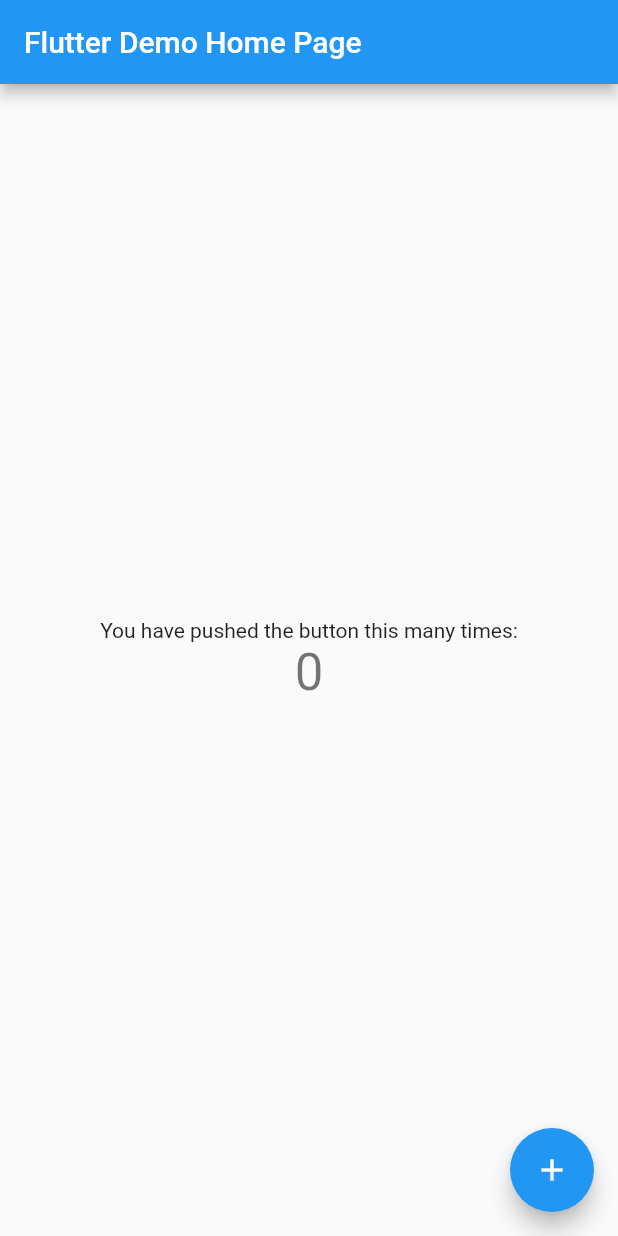
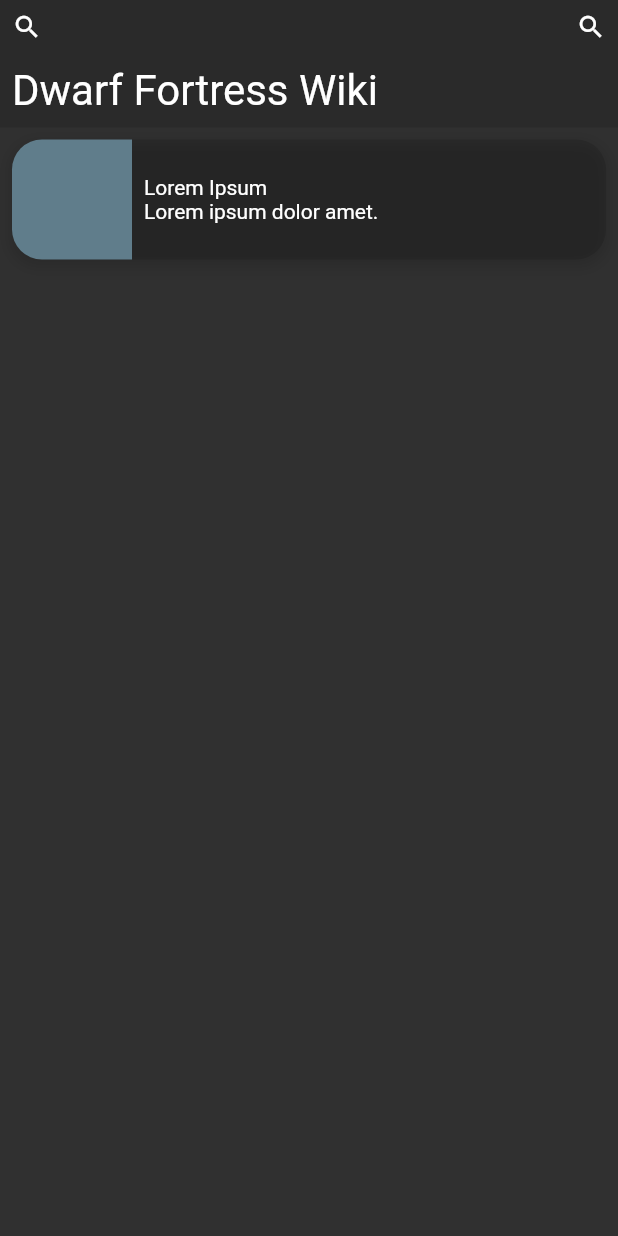
Before and after one commit to PaoloTorregroza/DFWikiMobile, a Flutter app: the screen it shows after launch, on a phone screen of 412 x 824 dp. Run offline on Flutter 3.47's test engine with Material 2 defaults, Android fonts, the phone set to English and light mode, and no system bars; Roboto replaces fonts that are missing (Times New Roman).

Commit message:
Navigation bar components

```diff
--- /dev/null
+++ b/lib/api/api_manager.dart
@@ -0,0 +1 @@
+class ApiManager {}
--- /dev/null
+++ b/lib/components/df_icon_button.dart
@@ -0,0 +1,25 @@
+import 'package:flutter/material.dart';
+
+class DFIconButton extends StatefulWidget {
+  const DFIconButton({Key? key}) : super(key: key);
+
+  @override
+  State<DFIconButton> createState() => _DFIconButtonState();
+}
+
+class _DFIconButtonState extends State<DFIconButton> {
+  @override
+  Widget build(BuildContext context) {
+    return SizedBox(
+      height: 20,
+      width: 20,
+      child: IconButton(
+        padding: const EdgeInsets.all(0.0),
+        icon: const Icon(Icons.search),
+        iconSize: 20,
+        splashRadius: 16,
+        onPressed: () {},
+      ),
+    );
+  }
+}
--- /dev/null
+++ b/lib/components/favorite_card.dart
@@ -0,0 +1,57 @@
+import 'package:flutter/material.dart';
+
+class FavoriteCard extends StatefulWidget {
+  const FavoriteCard({Key? key}) : super(key: key);
+
+  @override
+  State<FavoriteCard> createState() => _FavoriteCardState();
+}
+
+class _FavoriteCardState extends State<FavoriteCard> {
+  @override
+  Widget build(BuildContext context) {
+    return Container(
+      decoration: const BoxDecoration(
+        color: Colors.black12,
+        borderRadius: BorderRadius.all(
+          Radius.circular(20),
+        ),
+        boxShadow: [
+          BoxShadow(
+            color: Colors.black12,
+            spreadRadius: 2,
+            blurRadius: 7,
+            offset: Offset(0, 3),
+          )
+        ],
+      ),
+      child: Row(
+        children: [
+          SizedBox(
+            width: 80,
+            height: 80,
+            child: Container(
+              decoration: const BoxDecoration(
+                color: Colors.blueGrey,
+                borderRadius: BorderRadius.only(
+                  topLeft: Radius.circular(20),
+                  bottomLeft: Radius.circular(20),
+                ),
+              ),
+            ),
+          ),
+          Padding(
+            padding: const EdgeInsets.all(8.0),
+            child: Column(
+              crossAxisAlignment: CrossAxisAlignment.start,
+              children: const [
+                Text('Lorem Ipsum'),
+                Text('Lorem ipsum dolor amet.')
+              ],
+            ),
+          ),
+        ],
+      ),
+    );
+  }
+}
--- a/lib/main.dart
+++ b/lib/main.dart
@@ -1,115 +1,21 @@
+import 'package:df_wiki/pages/home.dart';
 import 'package:flutter/material.dart';
 
 void main() {
-  runApp(const MyApp());
+  runApp(const DFWiki());
 }
 
-class MyApp extends StatelessWidget {
-  const MyApp({Key? key}) : super(key: key);
+class DFWiki extends StatelessWidget {
+  const DFWiki({Key? key}) : super(key: key);
 
-  // This widget is the root of your application.
   @override
   Widget build(BuildContext context) {
     return MaterialApp(
-      title: 'Flutter Demo',
       theme: ThemeData(
-        // This is the theme of your application.
-        //
-        // Try running your application with "flutter run". You'll see the
-        // application has a blue toolbar. Then, without quitting the app, try
-        // changing the primarySwatch below to Colors.green and then invoke
-        // "hot reload" (press "r" in the console where you ran "flutter run",
-        // or simply save your changes to "hot reload" in a Flutter IDE).
-        // Notice that the counter didn't reset back to zero; the application
-        // is not restarted.
-        primarySwatch: Colors.blue,
+        brightness: Brightness.dark,
+        // primaryColor: Colors.white,
       ),
-      home: const MyHomePage(title: 'Flutter Demo Home Page'),
+      home: const DFHome(),
     );
   }
 }
-
-class MyHomePage extends StatefulWidget {
-  const MyHomePage({Key? key, required this.title}) : super(key: key);
-
-  // This widget is the home page of your application. It is stateful, meaning
-  // that it has a State object (defined below) that contains fields that affect
-  // how it looks.
-
-  // This class is the configuration for the state. It holds the values (in this
-  // case the title) provided by the parent (in this case the App widget) and
-  // used by the build method of the State. Fields in a Widget subclass are
-  // always marked "final".
-
-  final String title;
-
-  @override
-  State<MyHomePage> createState() => _MyHomePageState();
-}
-
-class _MyHomePageState extends State<MyHomePage> {
-  int _counter = 0;
-
-  void _incrementCounter() {
-    setState(() {
-      // This call to setState tells the Flutter framework that something has
-      // changed in this State, which causes it to rerun the build method below
-      // so that the display can reflect the updated values. If we changed
-      // _counter without calling setState(), then the build method would not be
-      // called again, and so nothing would appear to happen.
-      _counter++;
-    });
-  }
-
-  @override
-  Widget build(BuildContext context) {
-    // This method is rerun every time setState is called, for instance as done
-    // by the _incrementCounter method above.
-    //
-    // The Flutter framework has been optimized to make rerunning build methods
-    // fast, so that you can just rebuild anything that needs updating rather
-    // than having to individually change instances of widgets.
-    return Scaffold(
-      appBar: AppBar(
-        // Here we take the value from the MyHomePage object that was created by
-        // the App.build method, and use it to set our appbar title.
-        title: Text(widget.title),
-      ),
-      body: Center(
-        // Center is a layout widget. It takes a single child and positions it
-        // in the middle of the parent.
-        child: Column(
-          // Column is also a layout widget. It takes a list of children and
-          // arranges them vertically. By default, it sizes itself to fit its
-          // children horizontally, and tries to be as tall as its parent.
-          //
-          // Invoke "debug painting" (press "p" in the console, choose the
-          // "Toggle Debug Paint" action from the Flutter Inspector in Android
-          // Studio, or the "Toggle Debug Paint" command in Visual Studio Code)
-          // to see the wireframe for each widget.
-          //
-          // Column has various properties to control how it sizes itself and
-          // how it positions its children. Here we use mainAxisAlignment to
-          // center the children vertically; the main axis here is the vertical
-          // axis because Columns are vertical (the cross axis would be
-          // horizontal).
-          mainAxisAlignment: MainAxisAlignment.center,
-          children: <Widget>[
-            const Text(
-              'You have pushed the button this many times:',
-            ),
-            Text(
-              '$_counter',
-              style: Theme.of(context).textTheme.headline4,
-            ),
-          ],
-        ),
-      ),
-      floatingActionButton: FloatingActionButton(
-        onPressed: _incrementCounter,
-        tooltip: 'Increment',
-        child: const Icon(Icons.add),
-      ), // This trailing comma makes auto-formatting nicer for build methods.
-    );
-  }
-}
--- /dev/null
+++ b/lib/pages/home.dart
@@ -0,0 +1,58 @@
+import 'package:df_wiki/components/df_icon_button.dart';
+import 'package:df_wiki/components/favorite_card.dart';
+import 'package:flutter/material.dart';
+
+class DFHome extends StatefulWidget {
+  const DFHome({Key? key}) : super(key: key);
+
+  @override
+  State<DFHome> createState() => DFHomeState();
+}
+
+class DFHomeState extends State<DFHome> {
+  @override
+  Widget build(BuildContext context) {
+    return SafeArea(
+      child: Scaffold(
+        body: Column(
+          children: <Widget>[
+            Container(
+              color: Colors.black12,
+              child: Column(
+                crossAxisAlignment: CrossAxisAlignment.start,
+                children: <Widget>[
+                  Padding(
+                    padding: const EdgeInsets.all(8.0),
+                    child: Row(
+                      children: const <Widget>[
+                        DFIconButton(),
+                        Spacer(),
+                        DFIconButton(),
+                      ],
+                    ),
+                  ),
+                  const Padding(
+                    padding: EdgeInsets.all(8.0),
+                    child: Text(
+                      "Dwarf Fortress Wiki",
+                      style: TextStyle(
+                        fontFamily: 'Times New Roman',
+                        fontSize: 28,
+                      ),
+                    ),
+                  )
+                ],
+              ),
+            ),
+            Padding(
+              padding: const EdgeInsets.all(8.0),
+              child: Column(
+                children: const <Widget>[FavoriteCard()],
+              ),
+            )
+          ],
+        ),
+      ),
+    );
+  }
+}
```
Also changed, not shown: 1 other file.
